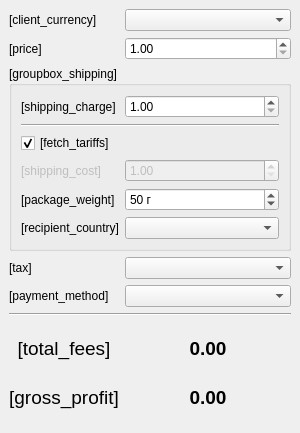
Greentaily/etsy-calc, file src/forms/mainwindow.ui: the form before one commit.
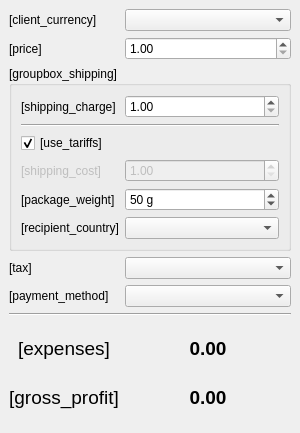
The form after the commit.

Commit message: Fix weight suffix

The edit to the form file:
```diff
--- a/src/forms/mainwindow.ui
+++ b/src/forms/mainwindow.ui
@@ -189,7 +189,7 @@
           </sizepolicy>
          </property>
          <property name="suffix">
-          <string extracomment="Weight unit symbol"> г</string>
+          <string extracomment="Weight unit symbol"> g</string>
          </property>
          <property name="minimum">
           <number>1</number>
@@ -211,7 +211,7 @@
           </sizepolicy>
          </property>
          <property name="text">
-          <string extracomment="&quot;Fetch shipping tariffs&quot; checkbox label (static)">[fetch_tariffs]</string>
+          <string extracomment="&quot;Use tariffs&quot; checkbox label (static)">[use_tariffs]</string>
          </property>
          <property name="checked">
           <bool>true</bool>
@@ -235,7 +235,7 @@
        </font>
       </property>
       <property name="text">
-       <string extracomment="Total fees static label">[total_fees]</string>
+       <string extracomment="Expenses static label">[expenses]</string>
       </property>
       <property name="alignment">
        <set>Qt::AlignCenter</set>
```
